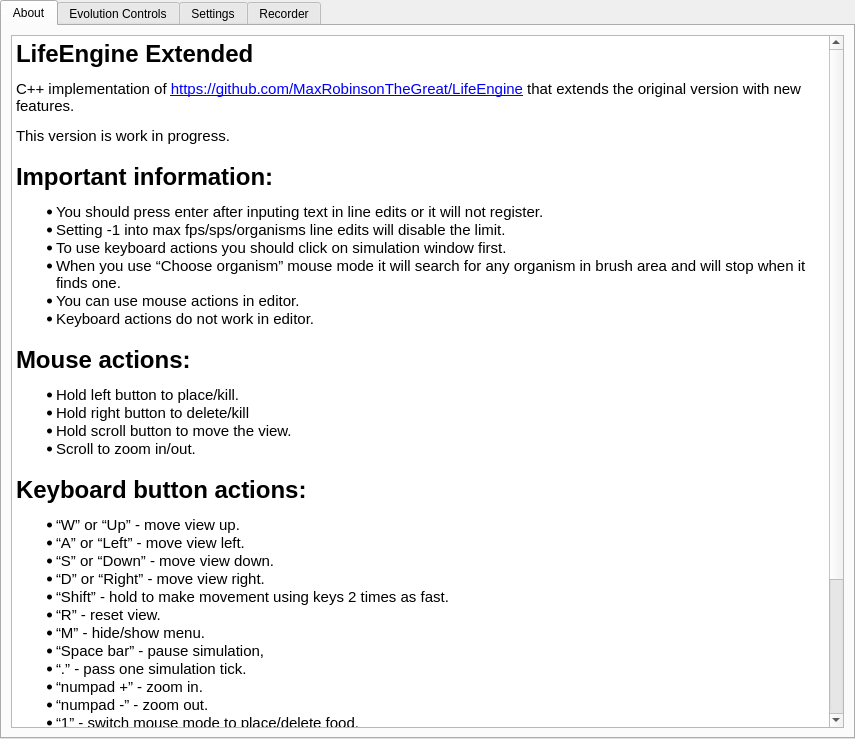
Qt form Source/UiFiles/info.ui (SuperSpaceEye/LifeEngineExtended) before a commit.
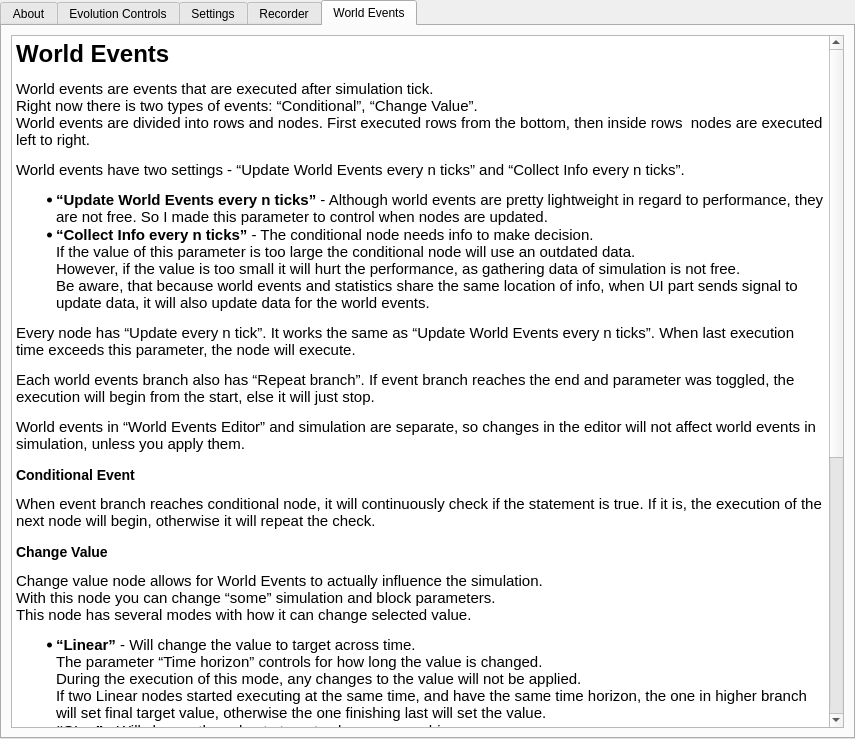
The same form after that commit. The open tabs and pages were chosen to show the change.

Commit message: Added info for world events.

The edit to the form file:
```diff
--- a/Source/UiFiles/info.ui
+++ b/Source/UiFiles/info.ui
@@ -41,6 +41,9 @@
       <layout class="QHBoxLayout" name="horizontalLayout">
        <item>
         <widget class="QTextEdit" name="textEdit">
+         <property name="readOnly">
+          <bool>true</bool>
+         </property>
          <property name="html">
           <string>&lt;!DOCTYPE HTML PUBLIC &quot;-//W3C//DTD HTML 4.0//EN&quot; &quot;http://www.w3.org/TR/REC-html40/strict.dtd&quot;&gt;
 &lt;html&gt;&lt;head&gt;&lt;meta name=&quot;qrichtext&quot; content=&quot;1&quot; /&gt;&lt;style type=&quot;text/css&quot;&gt;
@@ -185,6 +188,50 @@
        </item>
       </layout>
      </widget>
+     <widget class="QWidget" name="world_events_tab">
+      <attribute name="title">
+       <string>World Events</string>
+      </attribute>
+      <layout class="QVBoxLayout" name="verticalLayout_5">
+       <item>
+        <widget class="QTextEdit" name="textEdit_5">
+         <property name="readOnly">
+          <bool>true</bool>
+         </property>
+         <property name="html">
+          <string>&lt;!DOCTYPE HTML PUBLIC &quot;-//W3C//DTD HTML 4.0//EN&quot; &quot;http://www.w3.org/TR/REC-html40/strict.dtd&quot;&gt;
+&lt;html&gt;&lt;head&gt;&lt;meta name=&quot;qrichtext&quot; content=&quot;1&quot; /&gt;&lt;style type=&quot;text/css&quot;&gt;
+p, li { white-space: pre-wrap; }
+&lt;/style&gt;&lt;/head&gt;&lt;body style=&quot; font-family:'Ubuntu'; font-size:11pt; font-weight:400; font-style:normal;&quot;&gt;
+&lt;h1 style=&quot; margin-top:18px; margin-bottom:12px; margin-left:0px; margin-right:0px; -qt-block-indent:0; text-indent:0px;&quot;&gt;&lt;a name=&quot;World_Events_0&quot;&gt;&lt;/a&gt;&lt;span style=&quot; font-size:xx-large; font-weight:600;&quot;&gt;W&lt;/span&gt;&lt;span style=&quot; font-size:xx-large; font-weight:600;&quot;&gt;orld Events&lt;/span&gt;&lt;/h1&gt;
+&lt;p style=&quot; margin-top:12px; margin-bottom:12px; margin-left:0px; margin-right:0px; -qt-block-indent:0; text-indent:0px;&quot;&gt;World events are events that are executed after simulation tick.&lt;br /&gt;Right now there is two types of events: “Conditional”, “Change Value”.&lt;br /&gt;World events are divided into rows and nodes. First executed rows from the bottom, then inside rows  nodes are executed left to right.&lt;/p&gt;
+&lt;p style=&quot; margin-top:12px; margin-bottom:12px; margin-left:0px; margin-right:0px; -qt-block-indent:0; text-indent:0px;&quot;&gt;World events have two settings - “Update World Events every n ticks” and “Collect Info every n ticks”.&lt;/p&gt;
+&lt;ul style=&quot;margin-top: 0px; margin-bottom: 0px; margin-left: 0px; margin-right: 0px; -qt-list-indent: 1;&quot;&gt;&lt;li style=&quot; margin-top:12px; margin-bottom:0px; margin-left:0px; margin-right:0px; -qt-block-indent:0; text-indent:0px;&quot;&gt;&lt;span style=&quot; font-weight:600;&quot;&gt;“Update World Events every n ticks”&lt;/span&gt; - Although world events are pretty lightweight in regard to performance, they are not free. So I made this parameter to control when nodes are updated.&lt;/li&gt;
+&lt;li style=&quot; margin-top:0px; margin-bottom:12px; margin-left:0px; margin-right:0px; -qt-block-indent:0; text-indent:0px;&quot;&gt;&lt;span style=&quot; font-weight:600;&quot;&gt;“Collect Info every n ticks”&lt;/span&gt; - The conditional node needs info to make decision.&lt;br /&gt;If the value of this parameter is too large the conditional node will use an outdated data.&lt;br /&gt;However, if the value is too small it will hurt the performance, as gathering data of simulation is not free.&lt;br /&gt;Be aware, that because world events and statistics share the same location of info, when UI part sends signal to update data, it will also update data for the world events.&lt;/li&gt;&lt;/ul&gt;
+&lt;p style=&quot; margin-top:12px; margin-bottom:12px; margin-left:0px; margin-right:0px; -qt-block-indent:0; text-indent:0px;&quot;&gt;Every node has “Update every n tick”. It works the same as “Update World Events every n ticks”. When last execution time exceeds this parameter, the node will execute.&lt;/p&gt;
+&lt;p style=&quot; margin-top:12px; margin-bottom:12px; margin-left:0px; margin-right:0px; -qt-block-indent:0; text-indent:0px;&quot;&gt;Each world events branch also has “Repeat branch”. If event branch reaches the end and parameter was toggled, the execution will begin from the start, else it will just stop.&lt;/p&gt;
+&lt;p style=&quot; margin-top:12px; margin-bottom:12px; margin-left:0px; margin-right:0px; -qt-block-indent:0; text-indent:0px;&quot;&gt;World events in “World Events Editor” and simulation are separate, so changes in the editor will not affect world events in simulation, unless you apply them.&lt;/p&gt;
+&lt;h3 style=&quot; margin-top:14px; margin-bottom:12px; margin-left:0px; margin-right:0px; -qt-block-indent:0; text-indent:0px;&quot;&gt;&lt;a name=&quot;Conditional_Event_18&quot;&gt;&lt;/a&gt;&lt;span style=&quot; font-size:large; font-weight:600;&quot;&gt;C&lt;/span&gt;&lt;span style=&quot; font-size:large; font-weight:600;&quot;&gt;onditional Event&lt;/span&gt;&lt;/h3&gt;
+&lt;p style=&quot; margin-top:12px; margin-bottom:12px; margin-left:0px; margin-right:0px; -qt-block-indent:0; text-indent:0px;&quot;&gt;When event branch reaches conditional node, it will continuously check if the statement is true. If it is, the execution of the next node will begin, otherwise it will repeat the check.&lt;/p&gt;
+&lt;h3 style=&quot; margin-top:14px; margin-bottom:12px; margin-left:0px; margin-right:0px; -qt-block-indent:0; text-indent:0px;&quot;&gt;&lt;a name=&quot;Change_Value_21&quot;&gt;&lt;/a&gt;&lt;span style=&quot; font-size:large; font-weight:600;&quot;&gt;C&lt;/span&gt;&lt;span style=&quot; font-size:large; font-weight:600;&quot;&gt;hange Value&lt;/span&gt;&lt;/h3&gt;
+&lt;p style=&quot; margin-top:12px; margin-bottom:12px; margin-left:0px; margin-right:0px; -qt-block-indent:0; text-indent:0px;&quot;&gt;Change value node allows for World Events to actually influence the simulation.&lt;br /&gt;With this node you can change “some” simulation and block parameters.&lt;br /&gt;This node has several modes with how it can change selected value.&lt;/p&gt;
+&lt;ul style=&quot;margin-top: 0px; margin-bottom: 0px; margin-left: 0px; margin-right: 0px; -qt-list-indent: 1;&quot;&gt;&lt;li style=&quot; margin-top:12px; margin-bottom:0px; margin-left:0px; margin-right:0px; -qt-block-indent:0; text-indent:0px;&quot;&gt;&lt;span style=&quot; font-weight:600;&quot;&gt;“Linear”&lt;/span&gt; - Will change the value to target across time.&lt;br /&gt;The parameter “Time horizon” controls for how long the value is changed.&lt;br /&gt;During the execution of this mode, any changes to the value will not be applied.&lt;br /&gt;If two Linear nodes started executing at the same time, and have the same time horizon, the one in higher branch will set final target value, otherwise the one finishing last will set the value.&lt;/li&gt;
+&lt;li style=&quot; margin-top:0px; margin-bottom:12px; margin-left:0px; margin-right:0px; -qt-block-indent:0; text-indent:0px;&quot;&gt;&lt;span style=&quot; font-weight:600;&quot;&gt;“Step”&lt;/span&gt; - Will change the value to target value upon reaching.&lt;/li&gt;&lt;/ul&gt;
+&lt;p style=&quot; margin-top:12px; margin-bottom:12px; margin-left:0px; margin-right:0px; -qt-block-indent:0; text-indent:0px;&quot;&gt;The modes below were added by omgdev. All nodes are executed upon reaching.&lt;/p&gt;
+&lt;ul style=&quot;margin-top: 0px; margin-bottom: 0px; margin-left: 0px; margin-right: 0px; -qt-list-indent: 1;&quot;&gt;&lt;li style=&quot; margin-top:12px; margin-bottom:0px; margin-left:0px; margin-right:0px; -qt-block-indent:0; text-indent:0px;&quot;&gt;&lt;span style=&quot; font-weight:600;&quot;&gt;“Increase by”&lt;/span&gt; - Will increase chosen variable by target amount.&lt;/li&gt;
+&lt;li style=&quot; margin-top:0px; margin-bottom:0px; margin-left:0px; margin-right:0px; -qt-block-indent:0; text-indent:0px;&quot;&gt;&lt;span style=&quot; font-weight:600;&quot;&gt;“Decrease by”&lt;/span&gt; - Will decrease chosen variable by target amount.&lt;/li&gt;
+&lt;li style=&quot; margin-top:0px; margin-bottom:0px; margin-left:0px; margin-right:0px; -qt-block-indent:0; text-indent:0px;&quot;&gt;&lt;span style=&quot; font-weight:600;&quot;&gt;“Multiply by”&lt;/span&gt; - Will multiply chosen variable by target amount.&lt;/li&gt;
+&lt;li style=&quot; margin-top:0px; margin-bottom:12px; margin-left:0px; margin-right:0px; -qt-block-indent:0; text-indent:0px;&quot;&gt;&lt;span style=&quot; font-weight:600;&quot;&gt;“Divide by”&lt;/span&gt; - Will divide chosen variable by target amount.&lt;/li&gt;&lt;/ul&gt;
+&lt;h3 style=&quot; margin-top:14px; margin-bottom:12px; margin-left:0px; margin-right:0px; -qt-block-indent:0; text-indent:0px;&quot;&gt;&lt;a name=&quot;Running_World_Events_37&quot;&gt;&lt;/a&gt;&lt;span style=&quot; font-size:large; font-weight:600;&quot;&gt;R&lt;/span&gt;&lt;span style=&quot; font-size:large; font-weight:600;&quot;&gt;unning World Events&lt;/span&gt;&lt;/h3&gt;
+&lt;p style=&quot; margin-top:12px; margin-bottom:12px; margin-left:0px; margin-right:0px; -qt-block-indent:0; text-indent:0px;&quot;&gt;After creating World Events click “Apply events”.&lt;br /&gt;World events will not be applied if there are nodes without set value.&lt;br /&gt;If applying was successful, the world events will start execution.&lt;/p&gt;
+&lt;p style=&quot; margin-top:12px; margin-bottom:12px; margin-left:0px; margin-right:0px; -qt-block-indent:0; text-indent:0px;&quot;&gt;While the world events are running, you can’t change some values.&lt;br /&gt;To change the values, pause the simulation or pause execution of world events in the tab “Current World Events Viewer” of world events window.&lt;/p&gt;
+&lt;p style=&quot; margin-top:12px; margin-bottom:12px; margin-left:0px; margin-right:0px; -qt-block-indent:0; text-indent:0px;&quot;&gt;If simulation resets, world events will also automatically reset and start from the beginning. If execution of world events is stopped or the simulation resets, the simulation settings will be set to the state they were before the execution of world events started, unless you stop them with “Stop Events No Setting Reset”.&lt;/p&gt;
+&lt;p style=&quot; margin-top:12px; margin-bottom:12px; margin-left:0px; margin-right:0px; -qt-block-indent:0; text-indent:0px;&quot;&gt;You can pause/resume execution of world events with buttons “Pause events”/“Resume events”. These buttons will not reset world events.&lt;br /&gt;If world events are already applied and were stopped, you can use “Start Events” button to re-enable already applied world events.&lt;/p&gt;&lt;/body&gt;&lt;/html&gt;</string>
+         </property>
+        </widget>
+       </item>
+      </layout>
+     </widget>
     </widget>
    </item>
   </layout>
```
Left out of the diff: 9 changed lines with no effect on the pictures. The commit also changes 8 other files.
